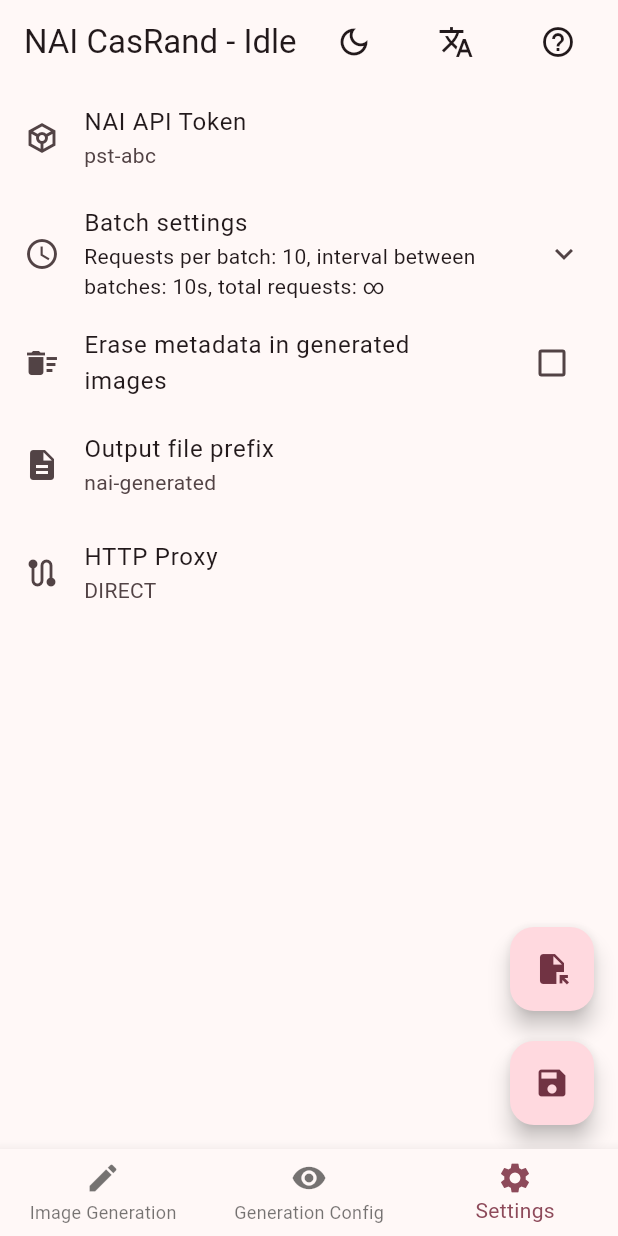
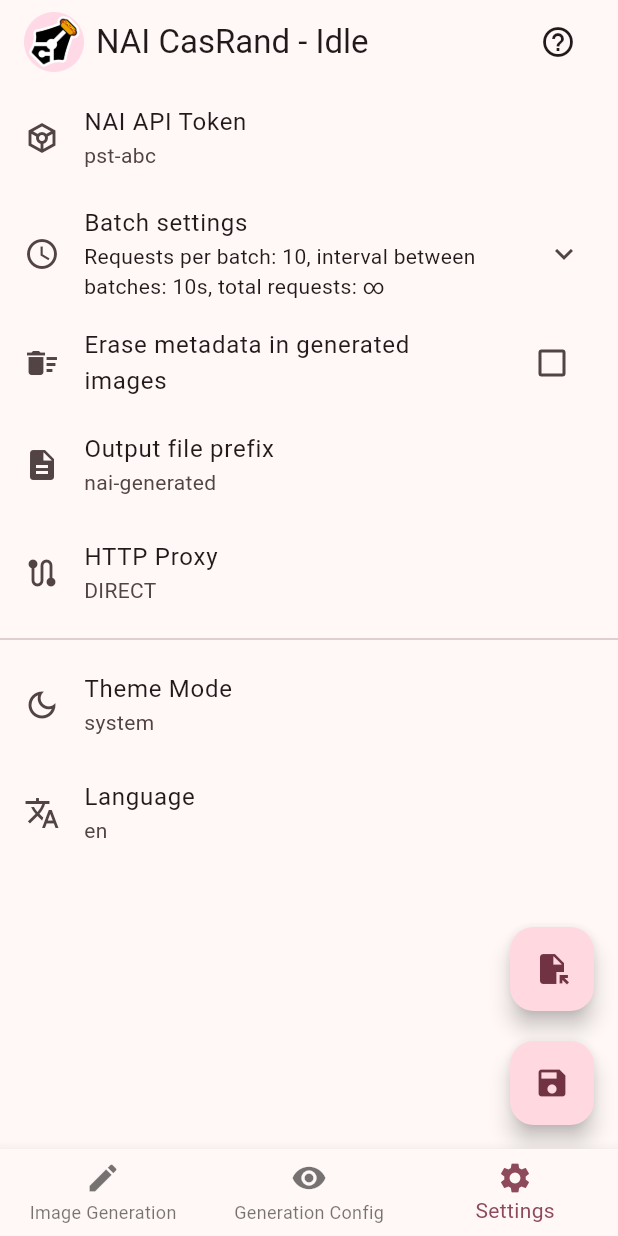
Before and after one commit to Exception0x0194/NAI-Generator-Flutter, a Flutter app: the screen it shows after launch, item 3 of the bottom bar chosen, on a phone screen of 412 x 824 dp. Run offline on Flutter 3.47's test engine with Material 3 defaults, Android fonts, the phone set to English and light mode, and no system bars; our stand-ins replace adaptive_theme, device_info_plus, easy_localization, file_picker, flutter_markdown, get_it and 6 more; missing offline and left inert: blinking_text, encrypt, flutter_command, gzip, image_size_getter, saver_gallery and 3 more; accounts and stored records are empty.

Commit message:
美化了标题栏的样式；将语言和主题设置移动到了设置页面；解决了生成页列数不能保存的问题

```diff
--- a/assets/l10n/en.json
+++ b/assets/l10n/en.json
@@ -148,5 +148,6 @@
     "saved_config_list_add": "Add config",
     "saved_config_list_usage_tip": "Use `__title between double underscores__` to use saved configs here",
     "manage_saved_configs": "Manage saved configs",
-    "saved_configs": "Saved Configs"
+    "saved_configs": "Saved Configs",
+    "theme_mode": "Theme Mode"
 }
--- a/assets/l10n/zh-CN.json
+++ b/assets/l10n/zh-CN.json
@@ -147,5 +147,6 @@
     "saved_config_list_add": "添加配置",
     "saved_config_list_usage_tip": "在提示词/角色配置中使用 `__双下划线包裹的标题__` 调用在此保存的配置",
     "manage_saved_configs": "管理保存的提示词配置",
-    "saved_configs": "保存的配置"
+    "saved_configs": "保存的配置",
+    "theme_mode": "主题风格"
 }
--- /dev/null
+++ b/lib/core/constants/settings.dart
@@ -0,0 +1,8 @@
+import 'package:adaptive_theme/adaptive_theme.dart';
+
+const List<String> themeModeStrings = ['light', 'dark', 'system'];
+const Map<String, AdaptiveThemeMode> stringToThemeMode = {
+  'light': AdaptiveThemeMode.light,
+  'dark': AdaptiveThemeMode.dark,
+  'system': AdaptiveThemeMode.system,
+};
--- a/lib/data/models/settings.dart
+++ b/lib/data/models/settings.dart
@@ -1,8 +1,14 @@
+import 'package:adaptive_theme/adaptive_theme.dart';
+
 import '../../core/constants/defaults.dart';
 
 class Settings {
   // Don't show again
   String welcomeMessageVersion;
+
+  // Display settings
+  int generationPageColumnCount;
+  String themeMode;
 
   // API key
   String apiKey;
@@ -45,6 +51,8 @@ class Settings {
     required this.batchIntervalSec,
     required this.numberOfRequests,
     required this.fileNamePrefixKey,
+    required this.generationPageColumnCount,
+    required this.themeMode,
   });
 
   factory Settings.fromJson(Map<String, dynamic> json) {
@@ -63,6 +71,8 @@ class Settings {
       batchIntervalSec: json['batch_interval'] ?? 10,
       numberOfRequests: json['number_of_requests'] ?? 0,
       fileNamePrefixKey: json['file_name_prefix_key'] ?? '',
+      generationPageColumnCount: json['generation_page_column_count'] ?? 2,
+      themeMode: json['theme_mode'] ?? 'system',
     );
   }
 
@@ -79,6 +89,19 @@ class Settings {
       'batch_interval': batchIntervalSec,
       'file_name_prefix_key': fileNamePrefixKey,
       'number_of_requests': numberOfRequests,
+      'generation_page_column_count': generationPageColumnCount,
+      'theme_mode': themeMode,
     };
   }
+
+  AdaptiveThemeMode get theme {
+    switch (themeMode) {
+      case 'light':
+        return AdaptiveThemeMode.light;
+      case 'dart':
+        return AdaptiveThemeMode.dark;
+      default:
+        return AdaptiveThemeMode.system;
+    }
+  }
 }
--- a/lib/main.dart
+++ b/lib/main.dart
@@ -20,7 +20,6 @@ void main() async {
 
   GetIt.instance.registerLazySingleton<PayloadConfig>(
       () => PayloadConfig.fromJson(savedConfig));
-
   GetIt.instance.registerLazySingleton<CommandStatus>(() => CommandStatus());
 
   final appWithLocales = EasyLocalization(
@@ -37,6 +36,7 @@ class MyApp extends StatelessWidget {
 
   @override
   Widget build(BuildContext context) {
+    final config = GetIt.I<PayloadConfig>();
     return AdaptiveTheme(
       light: ThemeData(
           colorScheme: ColorScheme.fromSeed(
@@ -50,7 +50,7 @@ class MyApp extends StatelessWidget {
             brightness: Brightness.dark,
           ),
           useMaterial3: true),
-      initial: AdaptiveThemeMode.light,
+      initial: config.settings.theme,
       builder: (theme, darkTheme) => MaterialApp(
         theme: theme,
         localizationsDelegates: context.localizationDelegates,
--- a/lib/ui/generation_page/view_models/generation_page_viewmodel.dart
+++ b/lib/ui/generation_page/view_models/generation_page_viewmodel.dart
@@ -19,20 +19,18 @@ import 'package:nai_casrand/data/use_cases/generate_payload_use_case.dart';
 const infoCardContentListLength = 200;
 
 class GenerationPageViewmodel extends ChangeNotifier {
-  PayloadConfig payloadConfig;
-  ValueNotifier<int> colNum = ValueNotifier(2);
-
-  CommandStatus get commandStatus => GetIt.instance<CommandStatus>();
+  PayloadConfig get payloadConfig => GetIt.I<PayloadConfig>();
+  CommandStatus get commandStatus => GetIt.I<CommandStatus>();
   List<Command<void, InfoCardContent>> get commandList =>
       commandStatus.commandList;
   ValueNotifier<int> get commandIdx => commandStatus.commandIdx;
+  int get colNum => payloadConfig.settings.generationPageColumnCount;
 
   Command<void, InfoCardContent>? currentCommand;
 
-  GenerationPageViewmodel({required this.payloadConfig});
-
   void setCardsPerCol(int value) {
-    colNum.value = value;
+    payloadConfig.settings.generationPageColumnCount = value;
+    notifyListeners();
   }
 
   void addAndRunCommand(Command<void, InfoCardContent> command) {
--- a/lib/ui/navigation/widgets/navigation_appbar.dart
+++ b/lib/ui/navigation/widgets/navigation_appbar.dart
@@ -1,7 +1,9 @@
-import 'package:adaptive_theme/adaptive_theme.dart';
+import 'dart:math';
+
 import 'package:flutter/material.dart';
 import 'package:easy_localization/easy_localization.dart';
 import 'package:get_it/get_it.dart';
+import 'package:blinking_text/blinking_text.dart';
 import 'package:nai_casrand/data/models/command_status.dart';
 import 'package:nai_casrand/data/services/config_service.dart';
 import 'package:nai_casrand/data/services/file_service.dart';
@@ -25,46 +27,24 @@ class NavigationAppBar extends StatefulWidget implements PreferredSizeWidget {
 
 class NavigationAppBarState extends State<NavigationAppBar>
     with SingleTickerProviderStateMixin {
-  AnimationController? _animationController;
-  Animation<Color?>? _colorAnimation;
-  Color _staticColor = Colors.transparent;
-  String _currentTitle = '';
+  late final _iconAnimationController = AnimationController(
+    duration: const Duration(seconds: 3), // 控制旋转速度
+    vsync: this,
+  );
+  late final _animation = CurvedAnimation(
+    parent: _iconAnimationController,
+    curve: Curves.linear,
+  );
   AppState _state = AppState.idle;
 
   @override
   void initState() {
     super.initState();
 
-    _animationController = AnimationController(
-      duration: const Duration(seconds: 1), // 控制闪烁速度
-      vsync: this,
-    );
-
-    _colorAnimation = ColorTween(
-      begin: Colors.transparent,
-      end: Colors.yellow,
-    ).animate(_animationController!)
-      ..addListener(() {
-        setState(() {});
-      })
-      ..addStatusListener((status) {
-        if (status == AnimationStatus.completed) {
-          _animationController!.reverse();
-        } else if (status == AnimationStatus.dismissed) {
-          _animationController!.forward();
-        }
-      });
-
     // 在生成状态变化时改变样式
     widget.commandStatus.isBatchActive.addListener(refreshDisplay);
     widget.commandStatus.isCoolingDown.addListener(refreshDisplay);
     refreshDisplay(); // 初始化状态
-  }
-
-  @override
-  void dispose() {
-    _animationController?.dispose();
-    super.dispose();
   }
 
   void refreshDisplay() {
@@ -76,62 +56,55 @@ class NavigationAppBarState extends State<NavigationAppBar>
     } else {
       newState = AppState.idle;
     }
-
-    // Change display only on status is changed
-    if (newState == _state) return;
-    _state = newState;
-
-    switch (_state) {
-      case AppState.idle:
-        _animationController!.stop();
-        _colorAnimation = null;
-        _animationController!.value = 0.0;
-        _staticColor = Colors.transparent;
-        break;
-      case AppState.generating:
-        _colorAnimation =
-            ColorTween(begin: Colors.transparent, end: Colors.yellow)
-                .animate(_animationController!);
-        _animationController!.forward();
-        break;
-      case AppState.coolingDown:
-        _animationController!.stop();
-        _colorAnimation = null;
-        _animationController!.value = 0.0;
-        _staticColor = Colors.grey;
-    }
+    setState(() => _state = newState);
   }
 
   @override
   Widget build(BuildContext context) {
+    Widget title;
     switch (_state) {
       case AppState.idle:
-        _currentTitle = context.tr('appbar_idle');
+        title = Text(
+          context.tr('appbar_idle'),
+        );
+        _iconAnimationController.stop();
         break;
       case AppState.generating:
-        _currentTitle = context.tr('appbar_regular');
+        title = BlinkText(
+          context.tr('appbar_regular'),
+          beginColor: Theme.of(context).textTheme.titleMedium?.color,
+        );
+        _iconAnimationController.repeat();
         break;
       case AppState.coolingDown:
-        _currentTitle = context.tr('appbar_cooldown');
+        title = BlinkText(
+          context.tr('appbar_cooldown'),
+          beginColor: Theme.of(context).textTheme.titleMedium?.color,
+        );
+        _iconAnimationController.stop();
         break;
     }
+    Widget icon = RotationTransition(
+        turns: _animation,
+        child: Image.asset(
+          'assets/appicon.png',
+          filterQuality: FilterQuality.medium,
+          height: widget.preferredSize.height - 16.0,
+        ));
     final titleBar = Row(
       children: [
         InkWell(
-          child: Text(_currentTitle),
+          child: icon,
+          onTap: () => _iconAnimationController
+              .animateTo(Random().nextDouble())
+              .whenComplete(refreshDisplay),
+        ),
+        const SizedBox(width: 8.0),
+        InkWell(
+          child: title,
           onTap: () => _showDebugDialog(context),
         ),
         const Spacer(),
-        IconButton(
-          onPressed: () => _toggleDark(context),
-          icon: const Icon(Icons.dark_mode_outlined),
-        ),
-        const SizedBox(width: 20.0),
-        IconButton(
-          onPressed: () => _showLanguageSelectionDialog(context),
-          icon: const Icon(Icons.translate),
-        ),
-        const SizedBox(width: 20.0),
         IconButton(
           onPressed: () => _showAppInfoDialog(context),
           icon: const Icon(Icons.help_outline),
@@ -139,44 +112,8 @@ class NavigationAppBarState extends State<NavigationAppBar>
       ],
     );
     return AppBar(
-      backgroundColor: _colorAnimation?.value ??
-          _staticColor, // Use static color for default
       title: titleBar,
     );
-  }
-
-  void _showLanguageSelectionDialog(BuildContext context) {
-    final locales = context.supportedLocales;
-    String getLocaleName(Locale locale) {
-      if (locale.countryCode == null) {
-        return locale.languageCode;
-      } else {
-        return '${locale.languageCode}-${locale.countryCode}';
-      }
-    }
-
-    showDialog(
-        context: context,
-        builder: (context) => AlertDialog(
-                title: const Text('Select language...'),
-                content: Column(
-                    mainAxisSize: MainAxisSize.min,
-                    children: locales
-                        .map((l) => ListTile(
-                              title: Text(getLocaleName(l)),
-                              onTap: () {
-                                Navigator.of(context).pop();
-                                context.setLocale(l);
-                              },
-                            ))
-                        .toList()),
-                actions: [
-                  TextButton(
-                      onPressed: () {
-                        Navigator.of(context).pop();
-                      },
-                      child: Text(context.tr('confirm')))
-                ]));
   }
 
   void _showAppInfoDialog(BuildContext context) {
@@ -261,15 +198,6 @@ class NavigationAppBarState extends State<NavigationAppBar>
             ));
   }
 
-  void _toggleDark(BuildContext context) {
-    final brightness = AdaptiveTheme.of(context).brightness;
-    if (brightness == Brightness.light) {
-      AdaptiveTheme.of(context).setDark();
-    } else {
-      AdaptiveTheme.of(context).setLight();
-    }
-  }
-
   void _showDebugDialog(BuildContext context) {
     showDialog(
         context: context,
--- a/lib/ui/navigation/widgets/navigation_view.dart
+++ b/lib/ui/navigation/widgets/navigation_view.dart
@@ -39,13 +39,13 @@ class NavigationViewState extends State<NavigationView> {
     final payloadConfig = GetIt.instance<PayloadConfig>();
     final pages = [
       GenerationPageView(
-        viewmodel: GenerationPageViewmodel(payloadConfig: payloadConfig),
+        viewmodel: GenerationPageViewmodel(),
       ),
       ConfigPageView(
         viewmodel: ConfigPageViewmodel(payloadConfig: payloadConfig),
       ),
       SettingsPageView(
-        viewmodel: SettingsPageViewmodel(payloadConfig: payloadConfig),
+        viewmodel: SettingsPageViewmodel(),
       ),
     ];
     final appBar = NavigationAppBar();
--- a/lib/ui/prompt_config/view_models/prompt_config_viewmodel.dart
+++ b/lib/ui/prompt_config/view_models/prompt_config_viewmodel.dart
@@ -122,9 +122,11 @@ class PromptConfigViewModel extends ChangeNotifier {
         } else {
           config.prompts.add(newConfig); // 如果位置无效，添加到末尾
         }
+        if (!context.mounted) return;
         showErrorBar(context,
             '${context.tr('info_import_from_clipboard')}${context.tr('succeed')}');
       } catch (e) {
+        if (!context.mounted) return;
         showErrorBar(context,
             '${context.tr('info_import_from_clipboard')}${context.tr('failed')}');
       }
@@ -134,6 +136,7 @@ class PromptConfigViewModel extends ChangeNotifier {
 
   void copyToClipboard(BuildContext context) async {
     await Clipboard.setData(ClipboardData(text: json.encode(config.toJson())));
+    if (!context.mounted) return;
     showInfoBar(context,
         '${context.tr('info_export_to_clipboard')}${context.tr('succeed')}');
   }
--- a/lib/ui/settings_page/view_models/settings_page_viewmodel.dart
+++ b/lib/ui/settings_page/view_models/settings_page_viewmodel.dart
@@ -1,17 +1,20 @@
 import 'dart:convert';
 
+import 'package:adaptive_theme/adaptive_theme.dart';
 import 'package:easy_localization/easy_localization.dart';
 import 'package:file_picker/file_picker.dart';
 import 'package:flutter/material.dart';
+import 'package:get_it/get_it.dart';
+import 'package:nai_casrand/core/constants/settings.dart';
 import 'package:nai_casrand/data/models/payload_config.dart';
 import 'package:nai_casrand/data/models/settings.dart';
 import 'package:nai_casrand/data/services/file_service.dart';
 import 'package:nai_casrand/ui/core/utils/flushbar.dart';
 
 class SettingsPageViewmodel extends ChangeNotifier {
-  PayloadConfig payloadConfig;
+  PayloadConfig get payloadConfig => GetIt.I<PayloadConfig>();
 
-  SettingsPageViewmodel({required this.payloadConfig});
+  SettingsPageViewmodel();
 
   Settings get settings {
     return payloadConfig.settings;
@@ -111,4 +114,10 @@ class SettingsPageViewmodel extends ChangeNotifier {
       filename,
     );
   }
+
+  void setThemeMode(String value, BuildContext context) {
+    payloadConfig.settings.themeMode = value;
+    AdaptiveTheme.of(context).setThemeMode(stringToThemeMode[value]!);
+    notifyListeners();
+  }
 }
--- a/lib/ui/settings_page/widgets/settings_page_view.dart
+++ b/lib/ui/settings_page/widgets/settings_page_view.dart
@@ -3,6 +3,7 @@ import 'dart:io';
 import 'package:easy_localization/easy_localization.dart';
 import 'package:flutter/foundation.dart';
 import 'package:flutter/material.dart';
+import 'package:nai_casrand/core/constants/settings.dart';
 import 'package:nai_casrand/ui/settings_page/view_models/settings_page_viewmodel.dart';
 import 'package:nai_casrand/ui/core/widgets/editable_list_tile.dart';
 import 'package:provider/provider.dart';
@@ -27,6 +28,9 @@ class SettingsPageView extends StatelessWidget {
             if (!kIsWeb && Platform.isWindows) _buildOutputSelectionTile(),
             _buildPrefixKeyTile(),
             if (!kIsWeb) _buildProxyTile(),
+            const Divider(),
+            _buildThemeModeTile(context),
+            _buildLanguageTile(context),
           ],
         ),
       ),
@@ -246,4 +250,57 @@ class SettingsPageView extends StatelessWidget {
       onEditComplete: (value) => viewmodel.setFileNamePrefixKey(value),
     );
   }
+
+  Widget _buildThemeModeTile(BuildContext context) {
+    return SelectableListTile(
+      title: tr('theme_mode'),
+      leading: const Icon(Icons.dark_mode_outlined),
+      currentValue: viewmodel.payloadConfig.settings.themeMode,
+      options: themeModeStrings,
+      onSelectComplete: (value) => viewmodel.setThemeMode(value, context),
+    );
+  }
+
+  Widget _buildLanguageTile(BuildContext context) {
+    return ListTile(
+      title: const Text('Language'),
+      leading: const Icon(Icons.translate),
+      subtitle: Text(context.locale.toLanguageTag()),
+      onTap: () => _showLanguageSelectionDialog(context),
+    );
+  }
+
+  void _showLanguageSelectionDialog(BuildContext context) {
+    final locales = context.supportedLocales;
+    String getLocaleName(Locale locale) {
+      if (locale.countryCode == null) {
+        return locale.languageCode;
+      } else {
+        return '${locale.languageCode}-${locale.countryCode}';
+      }
+    }
+
+    showDialog(
+        context: context,
+        builder: (context) => AlertDialog(
+                title: const Text('Select language...'),
+                content: Column(
+                    mainAxisSize: MainAxisSize.min,
+                    children: locales
+                        .map((l) => ListTile(
+                              title: Text(getLocaleName(l)),
+                              onTap: () {
+                                Navigator.of(context).pop();
+                                context.setLocale(l);
+                              },
+                            ))
+                        .toList()),
+                actions: [
+                  TextButton(
+                      onPressed: () {
+                        Navigator.of(context).pop();
+                      },
+                      child: Text(context.tr('confirm')))
+                ]));
+  }
 }
--- a/pubspec.yaml
+++ b/pubspec.yaml
@@ -62,6 +62,7 @@ dependencies:
   flutter_command: ^7.2.2
   waterfall_flow: ^3.1.0
   logging: ^1.3.0
+  blinking_text: ^1.0.4
 
 dev_dependencies:
   flutter_test:
```
Also changed, not shown: lib/ui/generation_page/widgets/generation_page_view.dart (+8 -11 lines), pubspec.lock.
